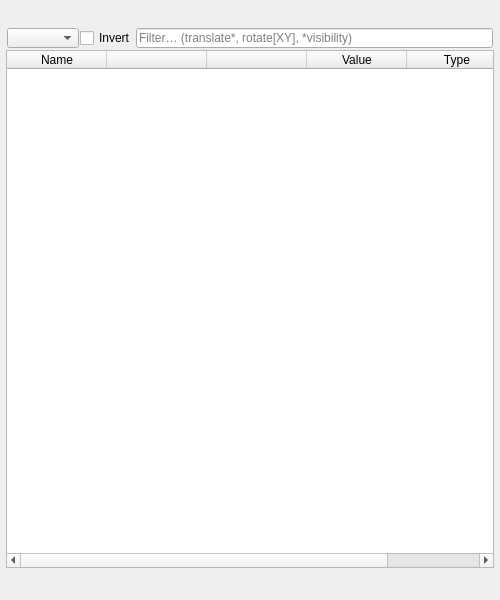
Qt form mayatk/node_utils/attributes/attribute_manager/attribute_manager.ui (m3trik/mayatk) before a commit.
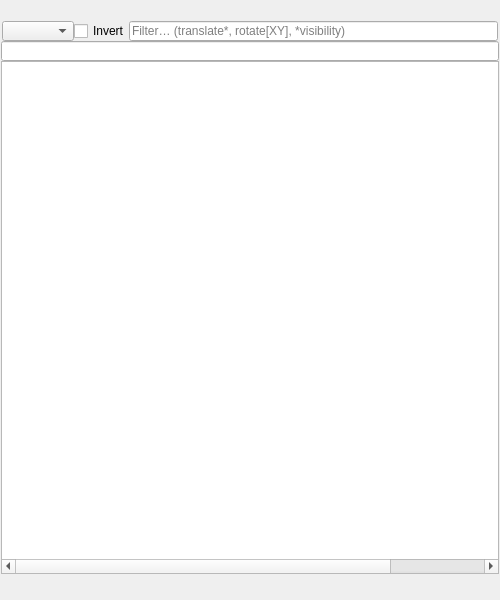
The same form after that commit. Custom widgets are drawn as their Qt base class.

```diff
--- a/mayatk/node_utils/attributes/attribute_manager/attribute_manager.ui
+++ b/mayatk/node_utils/attributes/attribute_manager/attribute_manager.ui
@@ -13,19 +13,19 @@
   <widget class="QWidget" name="centralwidget">
    <layout class="QVBoxLayout" name="verticalLayout">
     <property name="spacing">
-     <number>1</number>
+     <number>0</number>
     </property>
     <property name="leftMargin">
-     <number>6</number>
+     <number>1</number>
     </property>
     <property name="topMargin">
-     <number>6</number>
+     <number>1</number>
     </property>
     <property name="rightMargin">
-     <number>6</number>
+     <number>1</number>
     </property>
     <property name="bottomMargin">
-     <number>6</number>
+     <number>1</number>
     </property>
     <item>
      <widget class="Header" name="header" native="true">
@@ -55,19 +55,19 @@
     <item>
      <layout class="QHBoxLayout" name="filterLayout">
       <property name="spacing">
-       <number>1</number>
+       <number>0</number>
       </property>
       <property name="leftMargin">
        <number>1</number>
       </property>
       <property name="topMargin">
-       <number>1</number>
+       <number>0</number>
       </property>
       <property name="rightMargin">
        <number>1</number>
       </property>
       <property name="bottomMargin">
-       <number>1</number>
+       <number>0</number>
       </property>
       <item>
        <widget class="QComboBox" name="cmb000">
@@ -147,6 +147,22 @@
       </item>
      </layout>
     </item>
+    <item>
+     <widget class="LineEdit" name="txt001">
+      <property name="minimumSize">
+       <size>
+        <width>0</width>
+        <height>20</height>
+       </size>
+      </property>
+      <property name="maximumSize">
+       <size>
+        <width>16777215</width>
+        <height>20</height>
+       </size>
+      </property>
+     </widget>
+    </item>
     <item>
      <widget class="TableWidget" name="tbl000">
       <property name="selectionMode">
@@ -155,6 +171,9 @@
       <property name="selectionBehavior">
        <enum>QAbstractItemView::SelectRows</enum>
       </property>
+      <attribute name="horizontalHeaderVisible">
+       <bool>false</bool>
+      </attribute>
       <column>
        <property name="text">
         <string>Name</string>
```
